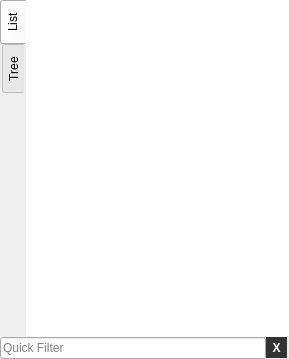
Qt form src/widgets/FunctionsWidget.ui (rizinorg/cutter) before a commit.
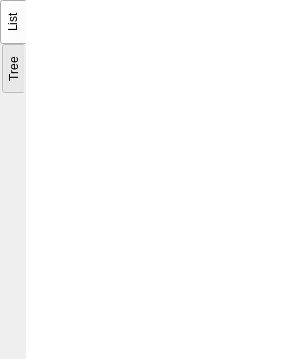
The same form after that commit. Custom widgets are drawn as their Qt base class.

Commit message: Decouple QuickFilterView as independent class

```diff
--- a/src/widgets/FunctionsWidget.ui
+++ b/src/widgets/FunctionsWidget.ui
@@ -197,71 +197,7 @@
      </widget>
     </item>
     <item>
-     <layout class="QHBoxLayout" name="horizontalLayout">
-      <property name="spacing">
-       <number>0</number>
-      </property>
-      <property name="sizeConstraint">
-       <enum>QLayout::SetNoConstraint</enum>
-      </property>
-      <property name="rightMargin">
-       <number>2</number>
-      </property>
-      <item>
-       <widget class="QLineEdit" name="filterLineEdit">
-        <property name="sizePolicy">
-         <sizepolicy hsizetype="Ignored" vsizetype="Fixed">
-          <horstretch>0</horstretch>
-          <verstretch>0</verstretch>
-         </sizepolicy>
-        </property>
-        <property name="placeholderText">
-         <string>Quick Filter</string>
-        </property>
-        <property name="clearButtonEnabled">
-         <bool>true</bool>
-        </property>
-       </widget>
-      </item>
-      <item>
-       <widget class="QToolButton" name="closeFilterButton">
-        <property name="font">
-         <font>
-          <weight>75</weight>
-          <italic>false</italic>
-          <bold>true</bold>
-         </font>
-        </property>
-        <property name="styleSheet">
-         <string notr="true">QToolButton { /* all types of tool button */
-     border: 2px solid #333;
-     border-left: 2px solid #333;
-	 border-right: 2px solid #333;
-     background-color: #333;
-     color: rgb(255, 255, 255)
-}
-
-QToolButton:hover {
-     border: 2px solid rgb(128, 128, 128);
-     border-left: 2px solid rgb(128, 128, 128);
-     border-right: 2px solid rgb(128, 128, 128);
-     background-color: rgb(128, 128, 128);
-     color: rgb(255, 255, 255)
- }
-
-QToolButton:pressed {
-     border: 2px solid #2180a9;
-     border-left: 2px solid #2180a9;
-	 border-right: 2px solid #2180a9;
-     background-color: #2180a9;
-}</string>
-        </property>
-        <property name="text">
-         <string>X</string>
-        </property>
-       </widget>
-      </item>
-     </layout>
+     <widget class="QuickFilterView" name="quickFilterView" native="true"/>
     </item>
    </layout>
   </widget>
@@ -305,6 +241,14 @@
    </property>
   </action>
  </widget>
+ <customwidgets>
+  <customwidget>
+   <class>QuickFilterView</class>
+   <extends>QWidget</extends>
+   <header>widgets/QuickFilterView.h</header>
+   <container>1</container>
+  </customwidget>
+ </customwidgets>
  <resources/>
  <connections/>
 </ui>
```
The commit also changes 6 other files.
